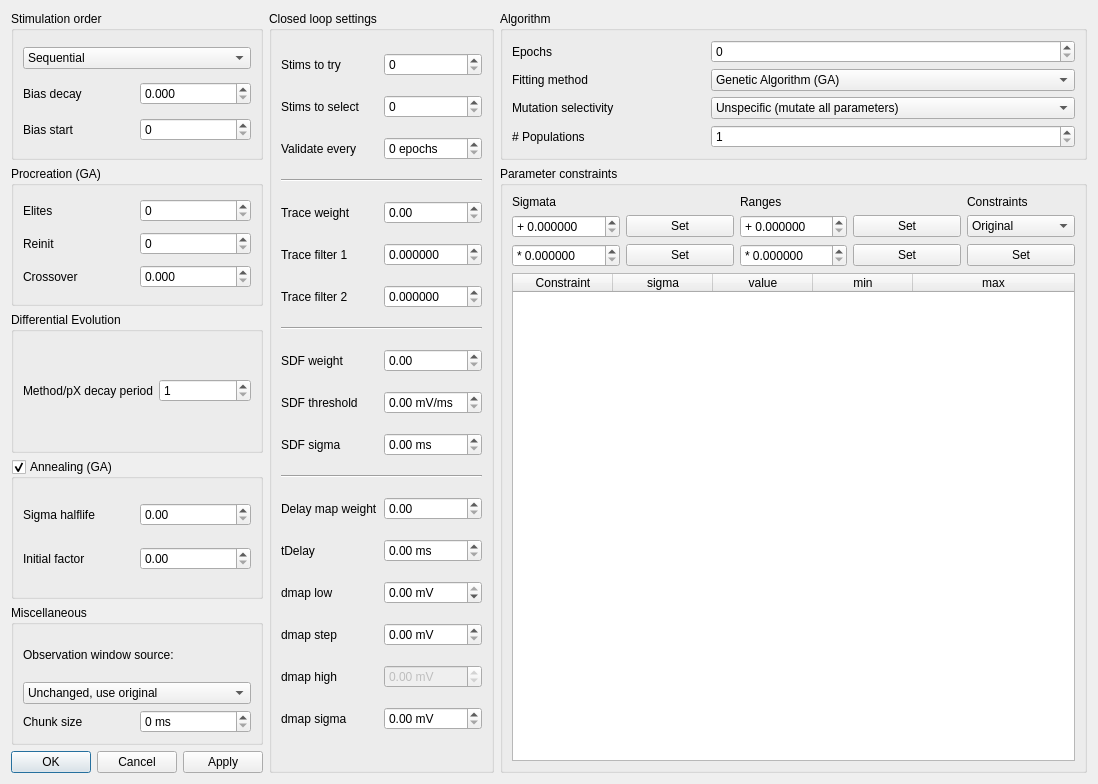
The window that src/gui/gafittersettingsdialog.ui (CompEphys-team/rtdo) describes before a commit, drawn with Qt 5.
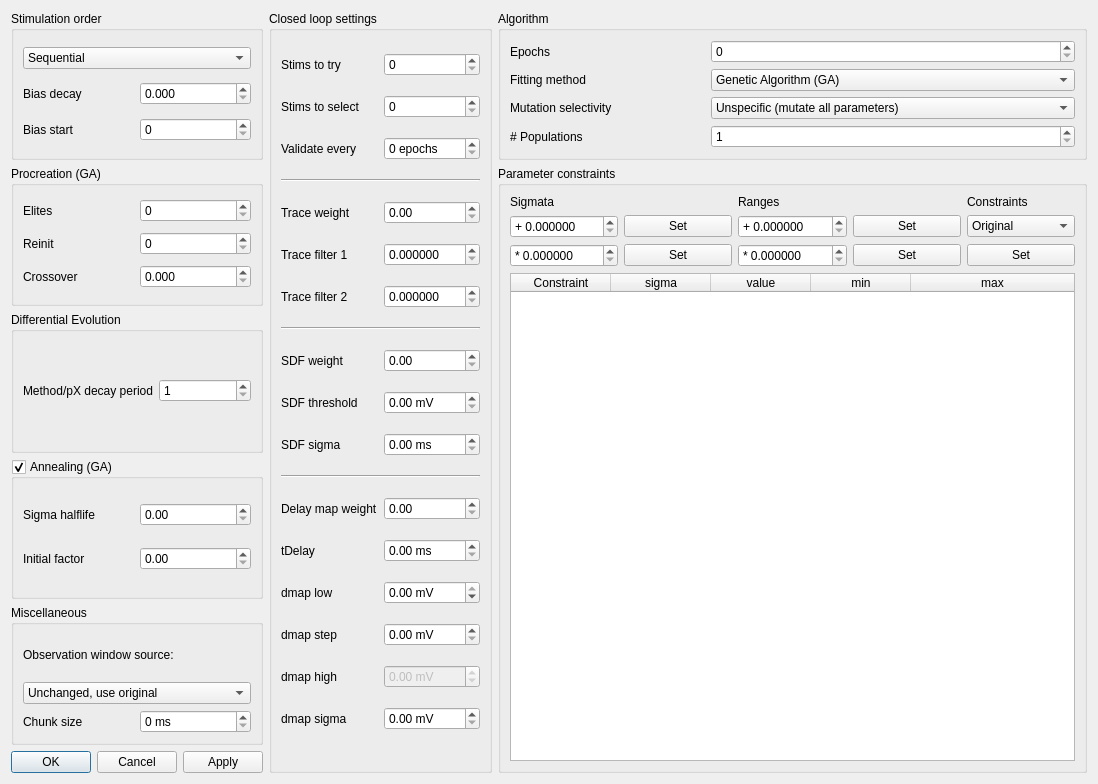
The same window after the commit.

Commit message:
More intuitive spike detection on the filtered trace
This happens to allow visual calibration in the GAFitter display.

The edit to the form file:
```diff
--- a/src/gui/gafittersettingsdialog.ui
+++ b/src/gui/gafittersettingsdialog.ui
@@ -288,7 +288,7 @@
          <string>&lt;html&gt;&lt;head/&gt;&lt;body&gt;&lt;p&gt;Note, the voltage gradient is estimated as (V(t) - V(t-tDelay)) / tDelay, and is thus somewhat sensitive to tDelay below.&lt;/p&gt;&lt;/body&gt;&lt;/html&gt;</string>
         </property>
         <property name="suffix">
-         <string> mV/ms</string>
+         <string> mV</string>
         </property>
        </widget>
       </item>
```
The commit also changes 2 other files.
